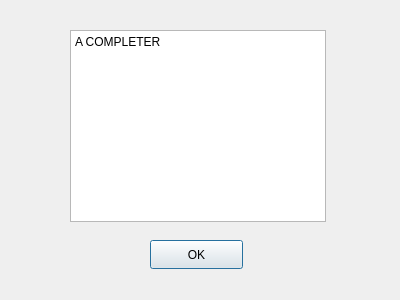
The window that ui/dialogthemes.ui (jokombila/tetris-game) describes before a commit, drawn with Qt 5.
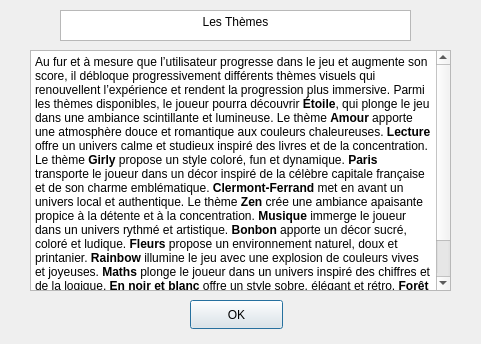
The same window after the commit.

```diff
--- a/ui/dialogthemes.ui
+++ b/ui/dialogthemes.ui
@@ -6,8 +6,8 @@
    <rect>
     <x>0</x>
     <y>0</y>
-    <width>400</width>
-    <height>300</height>
+    <width>481</width>
+    <height>344</height>
    </rect>
   </property>
   <property name="windowTitle">
@@ -16,10 +16,10 @@
   <widget class="QTextBrowser" name="textBrowser">
    <property name="geometry">
     <rect>
-     <x>70</x>
-     <y>30</y>
-     <width>256</width>
-     <height>192</height>
+     <x>30</x>
+     <y>50</y>
+     <width>421</width>
+     <height>241</height>
     </rect>
    </property>
    <property name="html">
@@ -30,14 +30,14 @@
 li.unchecked::marker { content: &quot;\2610&quot;; }
 li.checked::marker { content: &quot;\2612&quot;; }
 &lt;/style&gt;&lt;/head&gt;&lt;body style=&quot; font-family:'Segoe UI'; font-size:9pt; font-weight:400; font-style:normal;&quot;&gt;
-&lt;p style=&quot; margin-top:0px; margin-bottom:0px; margin-left:0px; margin-right:0px; -qt-block-indent:0; text-indent:0px;&quot;&gt;A COMPLETER&lt;/p&gt;&lt;/body&gt;&lt;/html&gt;</string>
+&lt;p style=&quot; margin-top:0px; margin-bottom:0px; margin-left:0px; margin-right:0px; -qt-block-indent:0; text-indent:0px;&quot;&gt;Au fur et à mesure que l’utilisateur progresse dans le jeu et augmente son score, il débloque progressivement différents thèmes visuels qui renouvellent l’expérience et rendent la progression plus immersive. Parmi les thèmes disponibles, le joueur pourra découvrir &lt;span style=&quot; font-weight:700;&quot;&gt;Étoile&lt;/span&gt;, qui plonge le jeu dans une ambiance scintillante et lumineuse. Le thème &lt;span style=&quot; font-weight:700;&quot;&gt;Amour&lt;/span&gt; apporte une atmosphère douce et romantique aux couleurs chaleureuses. &lt;span style=&quot; font-weight:700;&quot;&gt;Lecture&lt;/span&gt; offre un univers calme et studieux inspiré des livres et de la concentration. Le thème &lt;span style=&quot; font-weight:700;&quot;&gt;Girly&lt;/span&gt; propose un style coloré, fun et dynamique. &lt;span style=&quot; font-weight:700;&quot;&gt;Paris&lt;/span&gt; transporte le joueur dans un décor inspiré de la célèbre capitale française et de son charme emblématique. &lt;span style=&quot; font-weight:700;&quot;&gt;Clermont-Ferrand&lt;/span&gt; met en avant un univers local et authentique. Le thème &lt;span style=&quot; font-weight:700;&quot;&gt;Zen&lt;/span&gt; crée une ambiance apaisante propice à la détente et à la concentration. &lt;span style=&quot; font-weight:700;&quot;&gt;Musique&lt;/span&gt; immerge le joueur dans un univers rythmé et artistique. &lt;span style=&quot; font-weight:700;&quot;&gt;Bonbon&lt;/span&gt; apporte un décor sucré, coloré et ludique. &lt;span style=&quot; font-weight:700;&quot;&gt;Fleurs&lt;/span&gt; propose un environnement naturel, doux et printanier. &lt;span style=&quot; font-weight:700;&quot;&gt;Rainbow&lt;/span&gt; illumine le jeu avec une explosion de couleurs vives et joyeuses. &lt;span style=&quot; font-weight:700;&quot;&gt;Maths&lt;/span&gt; plonge le joueur dans un univers inspiré des chiffres et de la logique. &lt;span style=&quot; font-weight:700;&quot;&gt;En noir et blanc&lt;/span&gt; offre un style sobre, élégant et rétro. &lt;span style=&quot; font-weight:700;&quot;&gt;Forêt&lt;/span&gt; transporte le joueur dans un environnement naturel et verdoyant. &lt;span style=&quot; font-weight:700;&quot;&gt;Futuriste&lt;/span&gt; propose un décor technologique et moderne. Enfin, &lt;span style=&quot; font-weight:700;&quot;&gt;Espace&lt;/span&gt; projette le joueur dans une ambiance galactique et immersive.&lt;/p&gt;&lt;/body&gt;&lt;/html&gt;</string>
    </property>
   </widget>
   <widget class="QPushButton" name="pushButton">
    <property name="geometry">
     <rect>
-     <x>150</x>
-     <y>240</y>
+     <x>190</x>
+     <y>300</y>
      <width>93</width>
      <height>29</height>
     </rect>
@@ -46,6 +46,26 @@
     <string>OK</string>
    </property>
   </widget>
+  <widget class="QTextBrowser" name="textBrowser_2">
+   <property name="geometry">
+    <rect>
+     <x>60</x>
+     <y>10</y>
+     <width>351</width>
+     <height>31</height>
+    </rect>
+   </property>
+   <property name="html">
+    <string>&lt;!DOCTYPE HTML PUBLIC &quot;-//W3C//DTD HTML 4.0//EN&quot; &quot;http://www.w3.org/TR/REC-html40/strict.dtd&quot;&gt;
+&lt;html&gt;&lt;head&gt;&lt;meta name=&quot;qrichtext&quot; content=&quot;1&quot; /&gt;&lt;meta charset=&quot;utf-8&quot; /&gt;&lt;style type=&quot;text/css&quot;&gt;
+p, li { white-space: pre-wrap; }
+hr { height: 1px; border-width: 0; }
+li.unchecked::marker { content: &quot;\2610&quot;; }
+li.checked::marker { content: &quot;\2612&quot;; }
+&lt;/style&gt;&lt;/head&gt;&lt;body style=&quot; font-family:'Segoe UI'; font-size:9pt; font-weight:400; font-style:normal;&quot;&gt;
+&lt;p align=&quot;center&quot; style=&quot; margin-top:0px; margin-bottom:0px; margin-left:0px; margin-right:0px; -qt-block-indent:0; text-indent:0px;&quot;&gt;Les Thèmes&lt;/p&gt;&lt;/body&gt;&lt;/html&gt;</string>
+   </property>
+  </widget>
  </widget>
  <resources/>
  <connections/>
```
